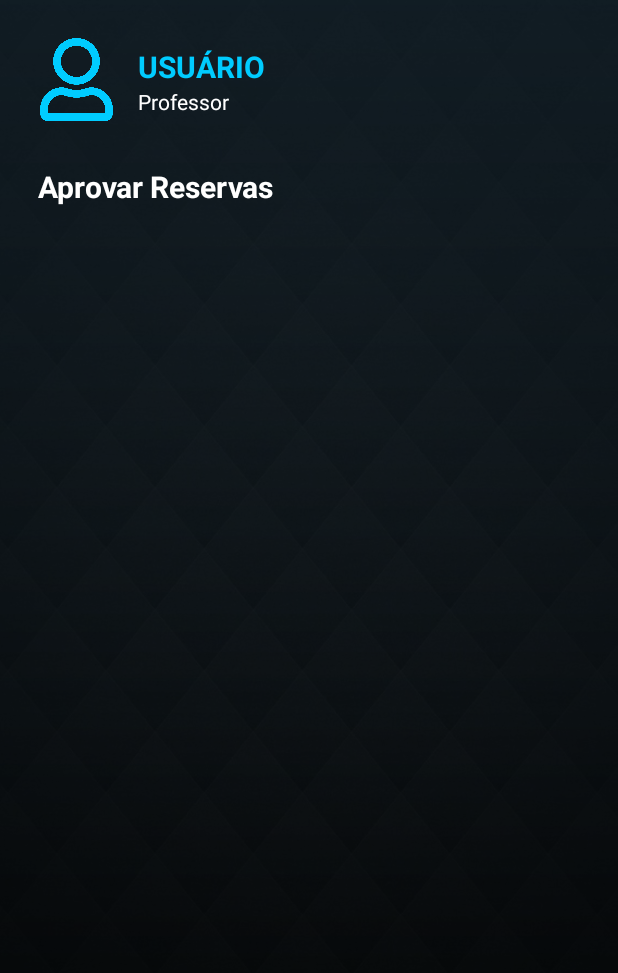
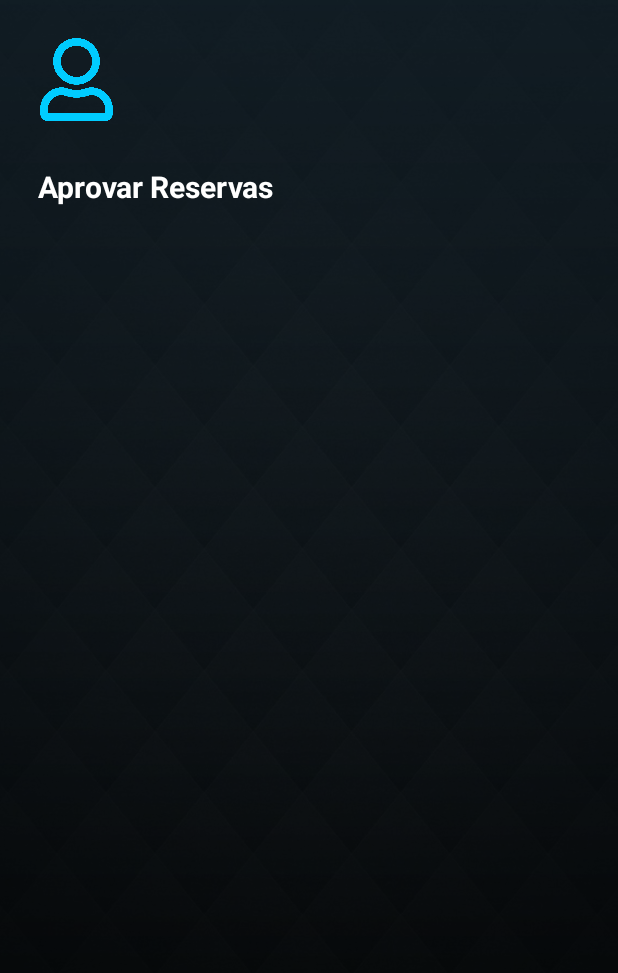
Before and after one commit to GeanCesar/projetoIntegradoV, an Android app: the AprovarActivity screen opened directly, with no data from a screen before it, on a phone screen of 412 x 824 dp. Shown: the top 973 px of the screen. Run offline under Robolectric (Android 15) with nearby library versions, the phone set to English and light mode, and no system bars; libraries missing offline, so code that uses them is left out: io.realm; 8 statements that could not run were skipped.

Commit message:
Correção do usuário logado

```diff
--- a/app/src/main/java/com/example/projetointegrado/aprovarReserva/AprovarActivity.java
+++ b/app/src/main/java/com/example/projetointegrado/aprovarReserva/AprovarActivity.java
@@ -1,13 +1,9 @@
 package com.example.projetointegrado.aprovarReserva;
 
-import android.app.DatePickerDialog;
-import android.app.TimePickerDialog;
 import android.os.Bundle;
 import android.view.View;
 import android.view.ViewGroup;
-import android.widget.Button;
-import android.widget.DatePicker;
-import android.widget.TimePicker;
+import android.widget.TextView;
 import android.widget.Toast;
 
 import androidx.appcompat.app.AppCompatActivity;
@@ -33,12 +29,24 @@ public class AprovarActivity extends AppCompatActivity implements View.OnClickLi
     RecyclerView mRecyclerView;
     AdapterRecyclerView myAdapter;
 
+    TextView tvUsuario;
+    TextView tvCargo;
+
     public ValoresRetornados valores = new ValoresRetornados();
 
     @Override
     protected void onCreate(Bundle savedInstanceState) {
         super.onCreate(savedInstanceState);
         setContentView(R.layout.activity_aprovar);
+
+        String nome = UsuarioLogado.usuarioLogado.getNome();
+        String cargo = UsuarioLogado.cargo;
+
+        tvUsuario = (TextView) findViewById(R.id.tv_usuario_aprovar);
+        tvUsuario.setText(nome);
+
+        tvCargo = (TextView) findViewById(R.id.tv_cargo_aprovar);
+        tvCargo.setText(cargo);
 
         mRecyclerView = findViewById(R.id.rv_aprovar);
         mRecyclerView.setLayoutManager(new LinearLayoutManager(this));
```
Also changed, not shown: app/src/main/java/com/example/projetointegrado/reservarSala/ReservarActivity.java (+13 -0 lines), 6 other files.
